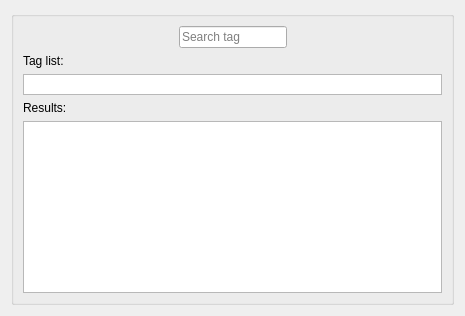
Old version of the form searchpage.ui in the repository acraig5075/tag-a-file.
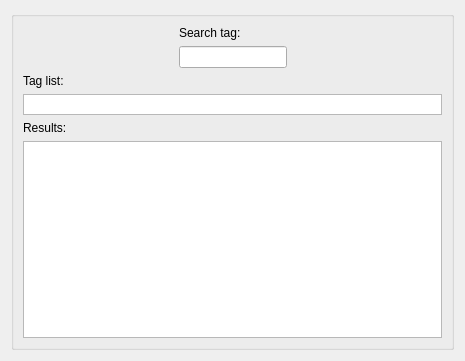
New version of the form. Custom widgets are drawn as their Qt base class.

What changed in the file:
```diff
--- a/searchpage.ui
+++ b/searchpage.ui
@@ -7,19 +7,19 @@
     <x>0</x>
     <y>0</y>
     <width>465</width>
-    <height>316</height>
+    <height>361</height>
    </rect>
   </property>
   <property name="windowTitle">
    <string>Form</string>
   </property>
-  <layout class="QHBoxLayout" name="horizontalLayout_2">
+  <layout class="QVBoxLayout" name="verticalLayout_3">
    <item>
     <widget class="QGroupBox" name="groupBox">
      <property name="title">
       <string/>
      </property>
-     <layout class="QVBoxLayout" name="verticalLayout">
+     <layout class="QVBoxLayout" name="verticalLayout_2">
       <item>
        <layout class="QHBoxLayout" name="horizontalLayout">
         <item>
@@ -36,6 +36,15 @@
          </spacer>
         </item>
         <item>
+         <layout class="QVBoxLayout" name="verticalLayout">
+          <item>
+           <widget class="QLabel" name="label_3">
+            <property name="text">
+             <string>Search tag:</string>
+            </property>
+           </widget>
+          </item>
+          <item>
          <widget class="TagLineEdit" name="tagEdit">
           <property name="sizePolicy">
            <sizepolicy hsizetype="Fixed" vsizetype="Fixed">
@@ -44,9 +53,11 @@
            </sizepolicy>
           </property>
           <property name="placeholderText">
-           <string>Search tag</string>
-          </property>
-         </widget>
+             <string/>
+            </property>
+           </widget>
+          </item>
+         </layout>
         </item>
         <item>
          <spacer name="horizontalSpacer_2">
```
Lines whose indentation alone changed are shown as unchanged.
